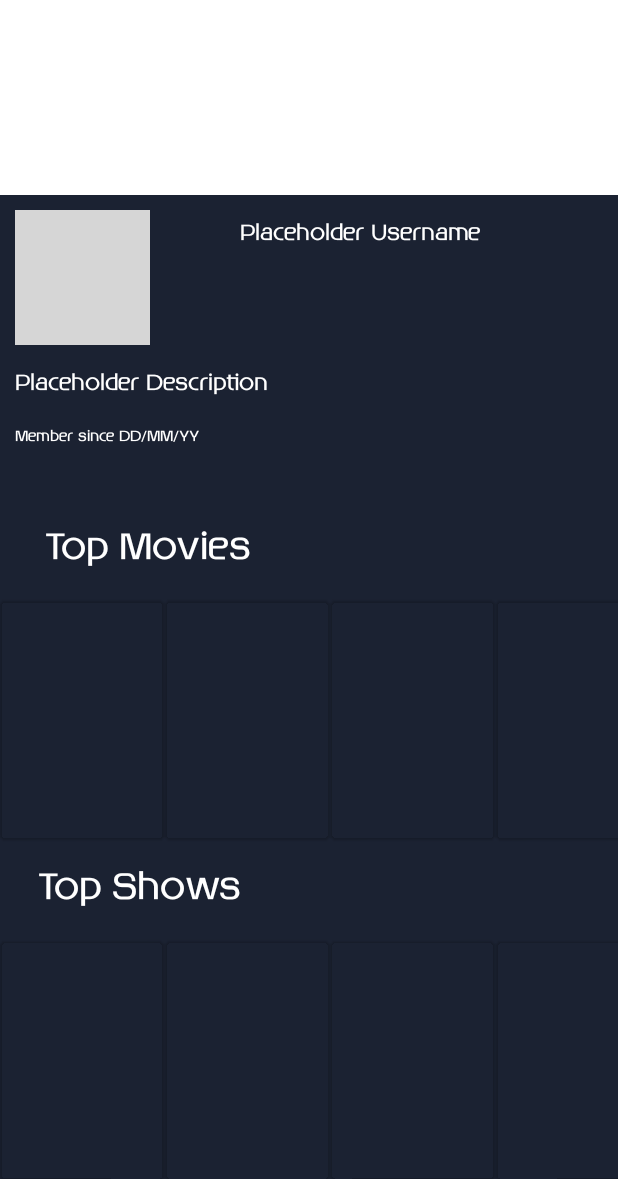
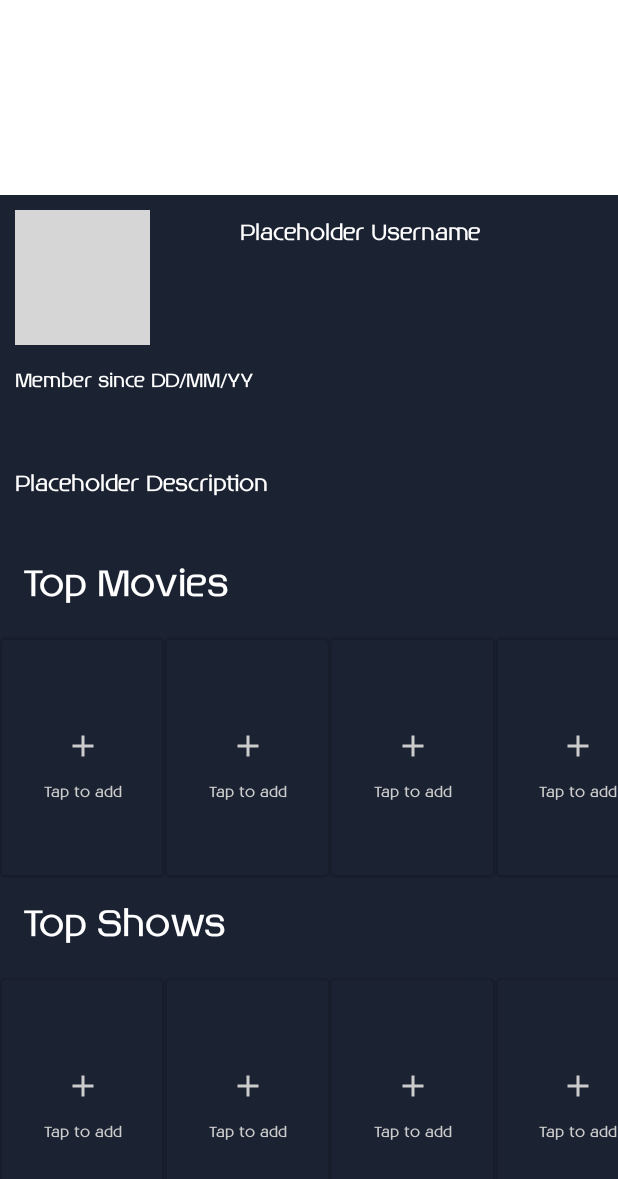
Before and after one commit to P3dro5/anitron, an Android app built with Jetpack Compose: the @Preview function ProfileScreen, on a phone screen of 412 x 824 dp. Shown: the top 1179 px of the screen. Run offline under Robolectric (Android 15) with nearby library versions, the phone set to English and light mode, and no system bars; pictures from the network do not load; grey boxes are pictures that could not be loaded.

Commit message:
Some structural changes to the project. Added tap to add for media content on the profile screen.

```diff
--- a/app/src/main/java/com/example/anitron/ui/component/bottomNavigation/ProfileScreen.kt
+++ b/app/src/main/java/com/example/anitron/ui/component/bottomNavigation/ProfileScreen.kt
@@ -8,7 +8,11 @@ import androidx.compose.foundation.rememberScrollState
 import androidx.compose.foundation.shape.CircleShape
 import androidx.compose.foundation.verticalScroll
 import androidx.compose.material.Card
+import androidx.compose.material.Icon
+import androidx.compose.material.IconButton
 import androidx.compose.material.Text
+import androidx.compose.material.icons.Icons
+import androidx.compose.material.icons.filled.Add
 import androidx.compose.runtime.Composable
 import androidx.compose.ui.Alignment
 import androidx.compose.ui.Modifier
@@ -47,7 +51,7 @@ fun ProfileScreen() {
                         modifier = Modifier
                             .size(100.dp)
                             .padding(top = 10.dp, start = 10.dp)
-                            .background(Color.Red, CircleShape),
+                            .background(Color.Transparent, CircleShape),
                         contentAlignment = Alignment.TopCenter
                     ) {
                         AsyncImage(
@@ -70,29 +74,30 @@ fun ProfileScreen() {
                         color = Color.White,
                     )
                 }
+
                 Text(
                     modifier = Modifier
-                        .padding(start = 10.dp, bottom = 4.dp),
+                        .padding(start = 10.dp, bottom = 35.dp),
+                    text = "Member since DD/MM/YY",
+                    fontFamily = fonts,
+                    fontWeight = FontWeight.Normal,
+                    fontSize = 13.sp,
+                    color = Color.White,
+                )
+
+                Text(
+                    modifier = Modifier
+                        .padding(start = 10.dp, bottom = 25.dp),
                     text = "Placeholder Description",
                     fontFamily = fonts,
                     fontWeight = FontWeight.Normal,
                     fontSize = 15.sp,
                     color = Color.White,
                 )
-                Text(
-                    modifier = Modifier
-                        .padding(start = 10.dp, bottom = 35.dp),
-                    text = "Member since DD/MM/YY",
-                    fontFamily = fonts,
-                    fontWeight = FontWeight.Normal,
-                    fontSize = 10.sp,
-                    color = Color.White,
-                )
-
 
                 Text(
                     modifier = Modifier
-                        .padding(start = 30.dp, bottom = 4.dp),
+                        .padding(start = 15.dp, bottom = 4.dp),
                     text = "Top Movies",
                     fontFamily = fonts,
                     fontWeight = FontWeight.Normal,
@@ -102,22 +107,13 @@ fun ProfileScreen() {
                 LazyRow(
                     content = {
                         items(listOf("a", "b", "c", "d", "e")) {
-                            Card(
-                                Modifier
-                                    .width(110.dp)
-                                    .height(160.dp),
-                                elevation = 1.dp,
-                                backgroundColor = Color.Transparent,
-                                content = {
-
-                                }
-                            )
+                            MediaProfileItem()
                         }
                     })
 
                 Text(
                     modifier = Modifier
-                        .padding(start = 25.dp, bottom = 4.dp),
+                        .padding(start = 15.dp, bottom = 4.dp),
                     text = "Top Shows",
                     fontFamily = fonts,
                     fontWeight = FontWeight.Normal,
@@ -127,19 +123,43 @@ fun ProfileScreen() {
                 LazyRow(
                     content = {
                         items(listOf("a", "b", "c", "d", "e")) {
+                            MediaProfileItem()
+                        }
+                    })
+                Spacer(Modifier.padding(40.dp))
+            }
+        }
+    }
+
+@Composable
+fun MediaProfileItem(image: String = "") {
     Card(
         Modifier
             .width(110.dp)
             .height(160.dp),
         elevation = 1.dp,
         backgroundColor = Color.Transparent,
-                                content = {
+    ) {
+        Column(
+            horizontalAlignment = Alignment.CenterHorizontally,
+            verticalArrangement = Arrangement.Center,
+            modifier = Modifier.fillMaxSize()
+        ) {
+            if (image == "") {
 
+                IconButton(
+                    onClick = { }
+                ) {
+                    Icon(Icons.Default.Add, contentDescription = "", tint = Color.LightGray)
                 }
+                Text(
+                    "Tap to add",
+                    fontFamily = fonts,
+                    fontWeight = FontWeight.Normal,
+                    fontSize = 10.sp,
+                    color = Color.LightGray,
                 )
-                        }
-                    })
-                Spacer(Modifier.padding(40.dp))
             }
         }
     }
+}
```
Lines whose indentation alone changed are shown as unchanged.
